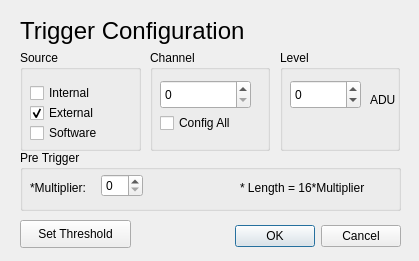
This is triggermenudialog.ui in ecristal/daphne_gui as Qt 5 draws it before an edit. The edited form follows.
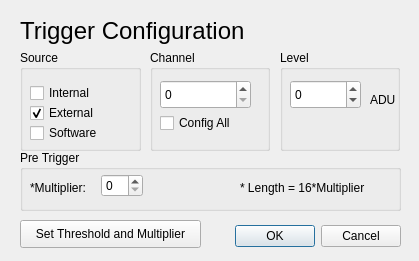
This is the edited form.

Commit message: improved behaviour when trigger is configured; bump to version V2_02_14

Patch:
```diff
--- a/triggermenudialog.ui
+++ b/triggermenudialog.ui
@@ -206,12 +206,12 @@
     <rect>
      <x>20</x>
      <y>220</y>
-     <width>111</width>
+     <width>181</width>
      <height>28</height>
     </rect>
    </property>
    <property name="text">
-    <string>Set Threshold</string>
+    <string>Set Threshold and Multiplier</string>
    </property>
   </widget>
   <widget class="QGroupBox" name="groupBox_4">
```
The commit also changes 2 other files.
